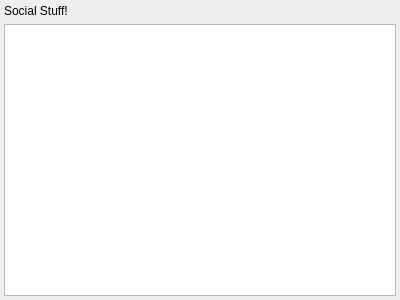
Old version of the form src/libtomahawk/widgets/SocialPlaylistWidget.ui in the repository tomahawk-player/tomahawk.
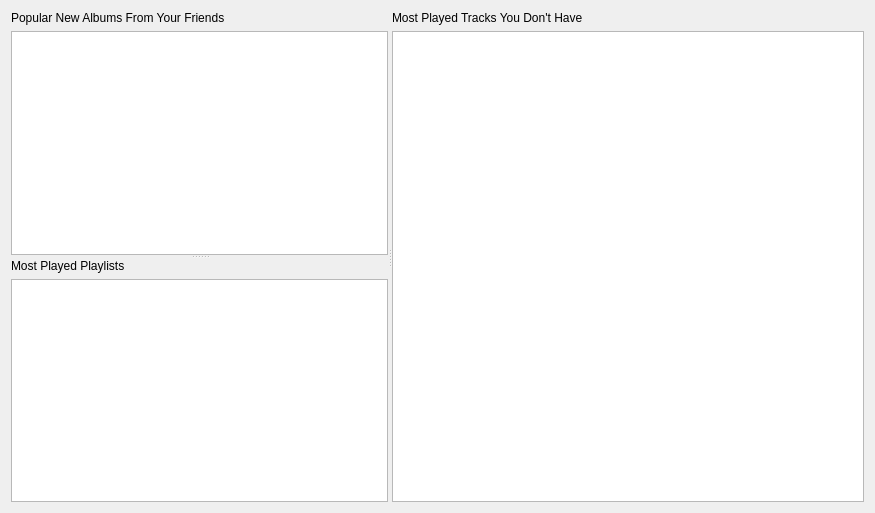
New version of the form. Custom widgets are drawn as their Qt base class.

Diff of the .ui file:
```diff
--- a/src/libtomahawk/widgets/SocialPlaylistWidget.ui
+++ b/src/libtomahawk/widgets/SocialPlaylistWidget.ui
@@ -6,27 +6,72 @@
    <rect>
     <x>0</x>
     <y>0</y>
-    <width>400</width>
-    <height>300</height>
+    <width>875</width>
+    <height>513</height>
    </rect>
   </property>
-  <property name="windowTitle">
-   <string>Form</string>
-  </property>
-  <layout class="QVBoxLayout" name="verticalLayout">
-   <property name="margin">
-    <number>4</number>
-   </property>
+  <layout class="QVBoxLayout" name="verticalLayout_4">
    <item>
-    <widget class="HeaderLabel" name="socialLabel">
-     <property name="text">
-      <string>Social Stuff!</string>
+    <widget class="QSplitter" name="splitter_2">
+     <property name="orientation">
+      <enum>Qt::Horizontal</enum>
      </property>
+     <widget class="QSplitter" name="splitter">
+      <property name="orientation">
+       <enum>Qt::Vertical</enum>
+      </property>
+      <widget class="QWidget" name="layoutWidget1">
+       <layout class="QVBoxLayout" name="verticalLayout">
+        <item>
+         <widget class="HeaderLabel" name="label_4">
+          <property name="text">
+           <string>Popular New Albums From Your Friends</string>
+          </property>
+         </widget>
+        </item>
+        <item>
+         <widget class="AlbumView" name="newAlbumsView"/>
+        </item>
+       </layout>
+      </widget>
+      <widget class="QWidget" name="layoutWidget2">
+       <layout class="QVBoxLayout" name="verticalLayout_3">
+        <item>
+         <widget class="HeaderLabel" name="label_2">
+          <property name="text">
+           <string>Most Played Playlists</string>
+          </property>
+         </widget>
+        </item>
+        <item>
+         <widget class="PlaylistWidget" name="mostPlayedPlaylists"/>
+        </item>
+       </layout>
+      </widget>
+     </widget>
+     <widget class="QWidget" name="layoutWidget">
+      <layout class="QVBoxLayout" name="verticalLayout_2">
+       <item>
+        <widget class="HeaderLabel" name="label_3">
+         <property name="text">
+          <string>Most Played Tracks You Don't Have</string>
+         </property>
+        </widget>
+       </item>
+       <item>
+        <widget class="PlaylistView" name="newTracksView">
+         <property name="minimumSize">
+          <size>
+           <width>320</width>
+           <height>0</height>
+          </size>
+         </property>
+        </widget>
+       </item>
+      </layout>
+     </widget>
     </widget>
    </item>
-   <item>
-    <widget class="PlaylistView" name="playlistView"/>
-   </item>
   </layout>
  </widget>
  <customwidgets>
@@ -40,6 +85,16 @@
    <extends>QLabel</extends>
    <header location="global">widgets/HeaderLabel.h</header>
   </customwidget>
+  <customwidget>
+   <class>AlbumView</class>
+   <extends>QListView</extends>
+   <header location="global">playlist/albumview.h</header>
+  </customwidget>
+  <customwidget>
+   <class>PlaylistWidget</class>
+   <extends>QListWidget</extends>
+   <header>widgets/welcomewidget.h</header>
+  </customwidget>
  </customwidgets>
  <resources/>
  <connections/>
```
